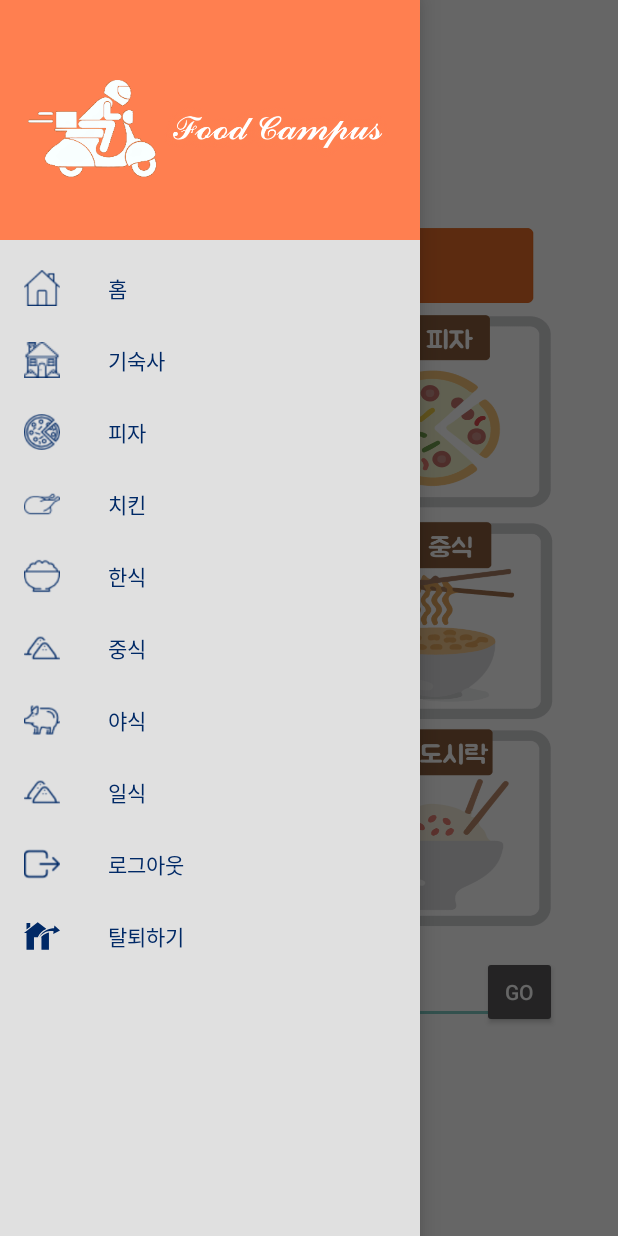
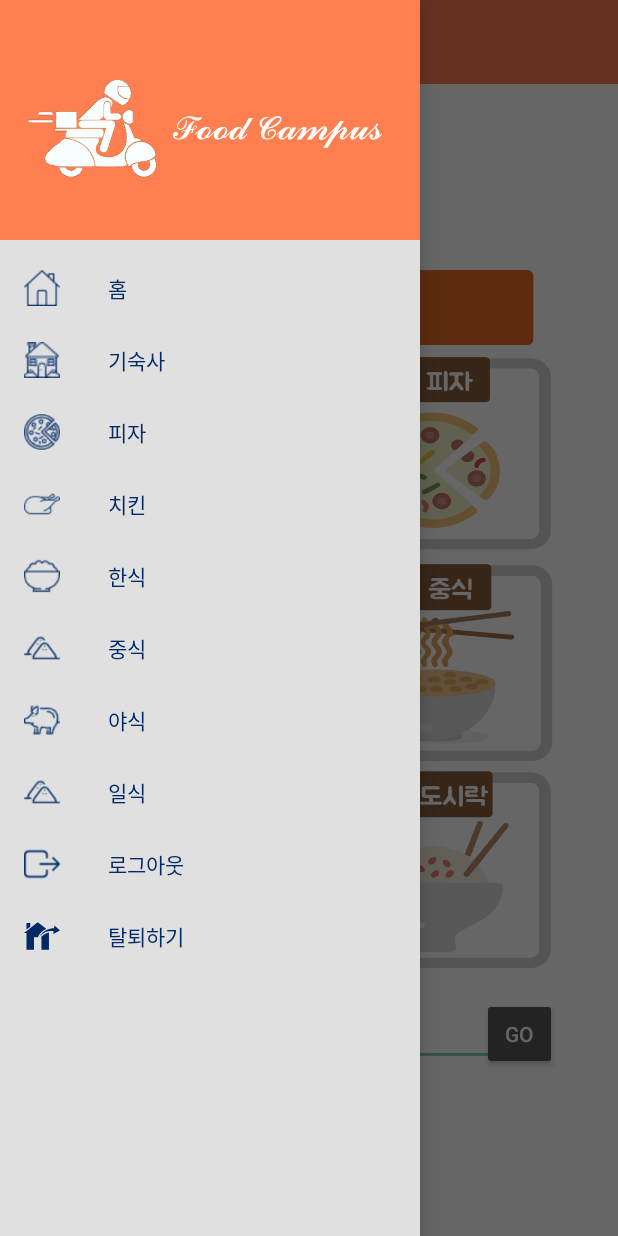
Before and after one commit to JunHoPark93/FoodCampus, an Android app: the MainActivity screen opened directly, with no data from a screen before it, with the side drawer open, on a phone screen of 412 x 824 dp. Run offline under Robolectric (Android 15) with nearby library versions, the phone set to English and light mode, and no system bars; our stand-ins replace ButterKnife; libraries missing offline, so code that uses them is left out: com.kakao.network, com.kakao.usermgmt, com.kakao.util.

Commit message:
contentmain 조합 수정

```diff
--- a/app/src/main/res/layout/content_main.xml
+++ b/app/src/main/res/layout/content_main.xml
@@ -1,6 +1,12 @@
 <?xml version="1.0" encoding="utf-8"?>
-<RelativeLayout xmlns:android="http://schemas.android.com/apk/res/android"
+<LinearLayout
+    xmlns:android="http://schemas.android.com/apk/res/android"
     xmlns:app="http://schemas.android.com/apk/res-auto"
+    android:layout_width="match_parent"
+    android:layout_height="match_parent"
+    android:layout_marginTop="?attr/actionBarSize">
+
+    <RelativeLayout
         android:layout_width="match_parent"
         android:layout_height="match_parent"
         android:orientation="vertical"
@@ -53,7 +59,7 @@
                 android:layout_height="140dp" />
 
             <ImageButton
-        android:id="@+id/flour_btn"
+                android:id="@+id/japanese_btn"
                 android:src="@drawable/main_dosirak"
                 android:adjustViewBounds="true"
                 android:scaleType="fitXY"
@@ -101,6 +107,7 @@
             android:layout_width="300dp"
             android:layout_above="@+id/main_btn_layout"
             android:layout_centerHorizontal="true" />
+
         <EditText
             android:layout_width="wrap_content"
             android:layout_height="wrap_content"
@@ -126,6 +133,5 @@
             android:layout_marginTop="15dp"
             android:layout_width="50dp" />
 
-
-
     </RelativeLayout>
+</LinearLayout>
```
Lines whose indentation alone changed are shown as unchanged.
